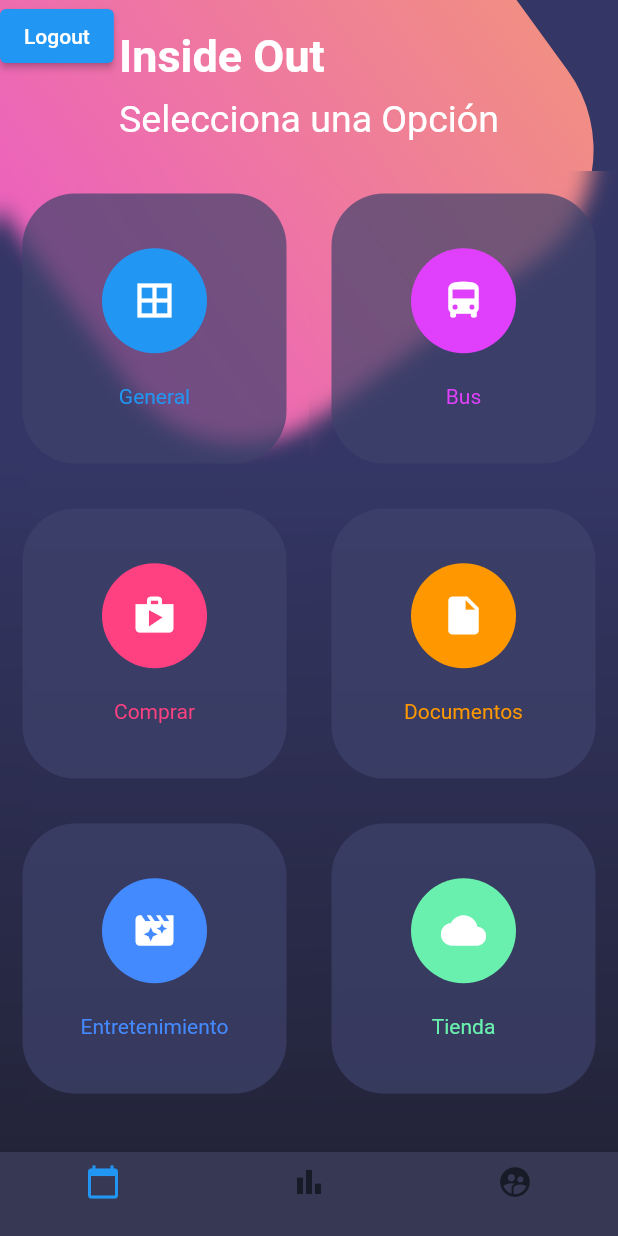
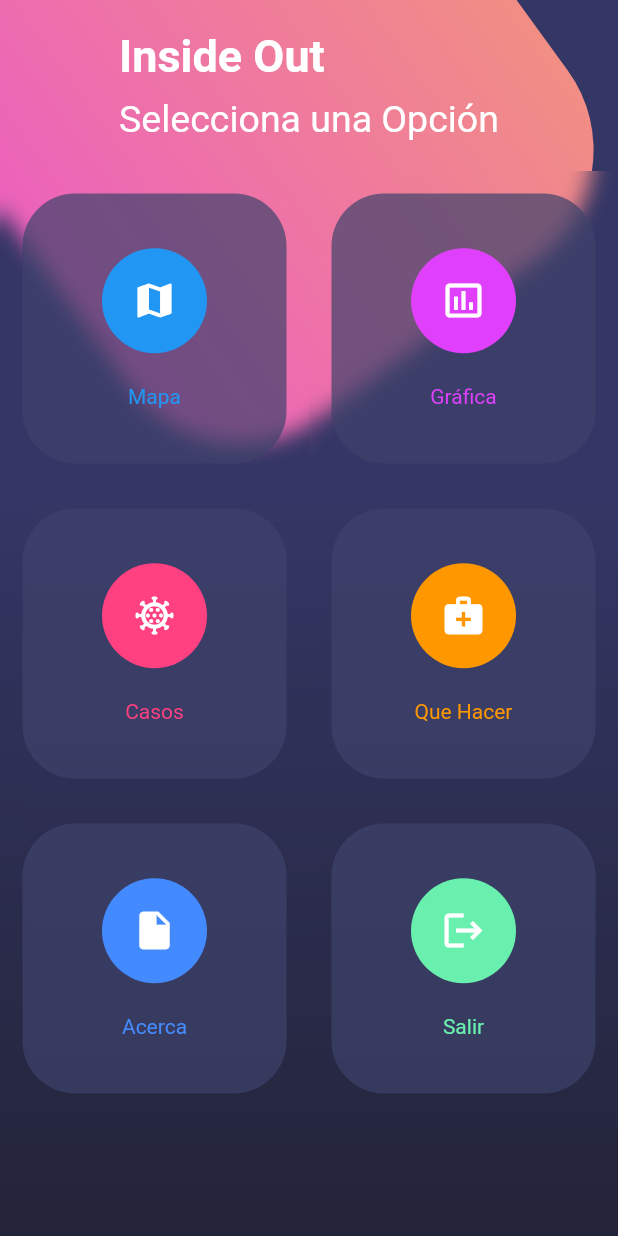
Before and after one commit to Scormeet/InsideOut, a Flutter app: the MainMenuPage screen opened by its route, on a phone screen of 412 x 824 dp. Run offline on Flutter 3.47's test engine with Material 2 defaults, Android fonts, the phone set to English and light mode, and no system bars; our stand-ins replace firebase_auth, firebase_core, flutter_svg, font_awesome_flutter, google_sign_in; accounts and stored records are empty; project files that could hold a hidden picture were left out.

Commit message:
Cambio en Rutas e Iconos

```diff
--- a/lib/src/pages/mainmenu_page.dart
+++ b/lib/src/pages/mainmenu_page.dart
@@ -5,9 +5,12 @@ import 'package:flutter/material.dart';
 import 'package:inside_out/src/pages/Info1_page.dart';
 import 'package:inside_out/src/pages/Info2_page.dart';
 import 'package:inside_out/src/pages/basico_page.dart';
+import 'package:inside_out/src/pages/scroll_page.dart';
 import 'package:firebase_auth/firebase_auth.dart';
 import 'package:provider/provider.dart';
 import 'package:inside_out/src/providers/google_sign_in.dart';
+
+
 
 class MainMenuPage extends StatelessWidget {
   @override
@@ -25,17 +28,9 @@ class MainMenuPage extends StatelessWidget {
               ],
             ),
           ),
-          ElevatedButton(
-            onPressed: (){
-              final provider =
-                Provider.of<GoogleSignInProvider>(context, listen:false);
-              provider.logout();
-            },
-            child: Text('Logout'),
-          ),
         ],
       ),
-      bottomNavigationBar: _bottomNavigationBar(context)
+      //bottomNavigationBar: _bottomNavigationBar(context)
     );
   }
 
@@ -94,7 +89,7 @@ class MainMenuPage extends StatelessWidget {
           child: Column(
             crossAxisAlignment: CrossAxisAlignment.start,
             children: <Widget>[
-            Text('Inside Out ' + user.displayName, style: TextStyle(color: Colors.white, fontSize: 30.0, fontWeight: FontWeight.bold),),
+            Text('Inside Out ', style: TextStyle(color: Colors.white, fontSize: 30.0, fontWeight: FontWeight.bold),),
             SizedBox(height:10.0),
             Text('Selecciona una Opción',style: TextStyle(color: Colors.white, fontSize: 25.0,),),
           ],
@@ -103,7 +98,7 @@ class MainMenuPage extends StatelessWidget {
     );
   }
 
-  Widget _bottomNavigationBar(BuildContext context){
+  /*Widget _bottomNavigationBar(BuildContext context){
     return Theme(
       data:Theme.of(context).copyWith(
         canvasColor: Color.fromRGBO(55, 57, 84, 1.0),
@@ -115,21 +110,21 @@ class MainMenuPage extends StatelessWidget {
       child: BottomNavigationBar(
         items: <BottomNavigationBarItem>[
           BottomNavigationBarItem(
-            icon: Icon(Icons.calendar_today),
+            icon: Icon(Icons.menu),
             label: '',
           ),
           BottomNavigationBarItem(
-            icon: Icon(Icons.bar_chart_outlined),
+            icon: Icon(Icons.insert_chart),
             label: '',
           ),
           BottomNavigationBarItem(
-            icon: Icon(Icons.supervised_user_circle),
+            icon: Icon(Icons.backspace_outlined),
             label: '',
           )
         ],
       ),
     );
-  }
+  }*/
 
   Widget _botonesRedondeados(BuildContext context){
 
@@ -153,20 +148,20 @@ class MainMenuPage extends StatelessWidget {
       children: [
         TableRow(
           children: [
-            _crearBotonRedondeado(Colors.blue, Icons.border_all, 'General', context, info1),
-            _crearBotonRedondeado(Colors.purpleAccent, Icons.directions_bus, 'Bus', context, info1),
+            _crearBotonRedondeado(Colors.blue, Icons.map, 'Mapa', context, info1),
+            _crearBotonRedondeado(Colors.purpleAccent, Icons.insert_chart_outlined, 'Gráfica', context, info1),
           ]
         ),
         TableRow(
           children: [
-            _crearBotonRedondeado(Colors.pinkAccent, Icons.shop, 'Comprar', context, info2),
-            _crearBotonRedondeado(Colors.orange, Icons.insert_drive_file, 'Documentos', context, info2),
+            _crearBotonRedondeado(Colors.pinkAccent, Icons.coronavirus_outlined, 'Casos', context, info1),
+            _crearBotonRedondeado(Colors.orange, Icons.medical_services, 'Que Hacer', context, info2),
           ]
         ),
         TableRow(
           children: [
-            _crearBotonRedondeado(Colors.blueAccent, Icons.movie_filter, 'Entretenimiento', context, basico),
-            _crearBotonRedondeado(Colors.greenAccent, Icons.cloud, 'Tienda', context, basico),
+            _crearBotonRedondeado(Colors.blueAccent, Icons.insert_drive_file, 'Acerca', context, basico),
+            _logOut(Colors.greenAccent, Icons.logout, 'Salir', context),
           ]
         )
       ],
@@ -209,5 +204,42 @@ class MainMenuPage extends StatelessWidget {
     );
   }
 
+  Widget _logOut(Color color, IconData icono, String texto, BuildContext context){
+
+    return InkWell(
+      onTap: (){
+        final provider =
+                Provider.of<GoogleSignInProvider>(context, listen:false);
+              provider.logout();
+      },
+      child: ClipRect(
+        child: BackdropFilter(
+          filter: ImageFilter.blur(sigmaX: 7.0, sigmaY: 7.0),
+          child: Container(
+            height: 180.0,
+            margin: EdgeInsets.all(15.0),
+            decoration: BoxDecoration(
+              color: Color.fromRGBO(62, 66, 107, 0.70),
+              borderRadius: BorderRadius.circular(35.0)
+            ),
+            child: Column(
+              mainAxisAlignment: MainAxisAlignment.spaceAround,
+              children: <Widget>[
+                SizedBox(height: 5.0),
+                CircleAvatar(
+                  backgroundColor: color,
+                  radius: 35.0,
+                  child: Icon(icono, color: Colors.white, size: 30.0)
+                ),
+                Text(texto, style: TextStyle(color: color),),
+                SizedBox(height: 5.0),
+              ],
+            ),
+          ),
+        ),
+      ),
+    );
+  }
+
 
 }
```
